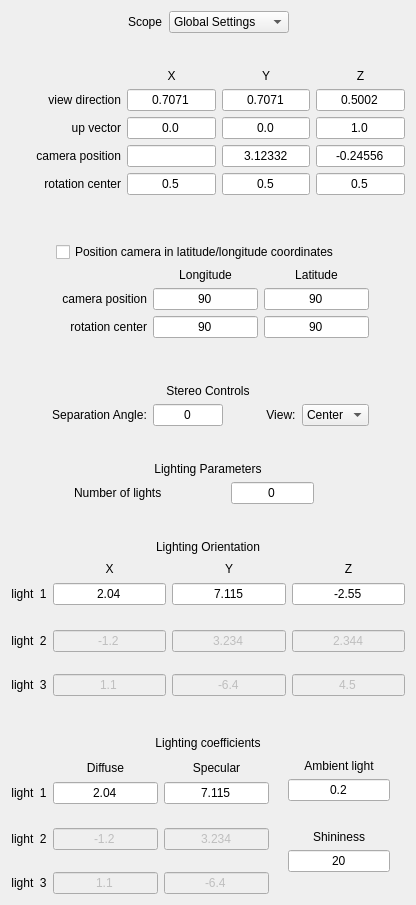
First picture: the form in apps/vaporgui/guis/ui/viztab.ui, repository yyr/vapor, before the edit.
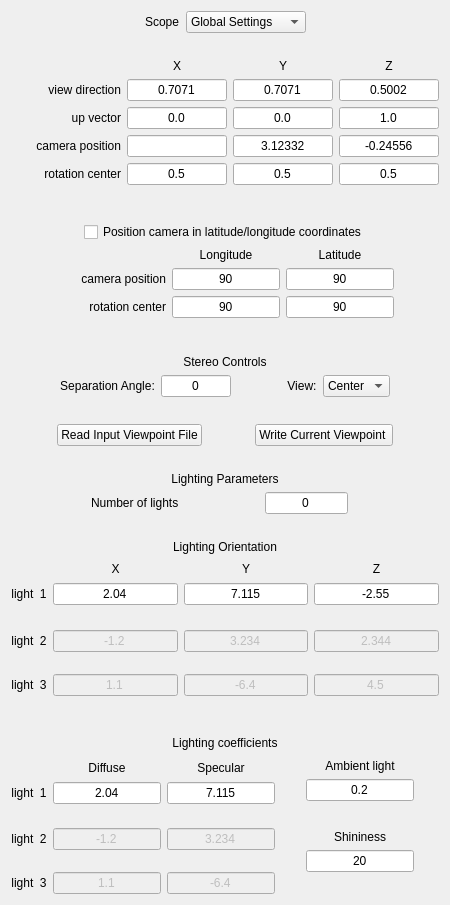
Second picture: the form after the edit.

The edit to the form file:
```diff
--- a/apps/vaporgui/guis/ui/viztab.ui
+++ b/apps/vaporgui/guis/ui/viztab.ui
@@ -6,7 +6,7 @@
    <rect>
     <x>0</x>
     <y>0</y>
-    <width>416</width>
+    <width>450</width>
     <height>905</height>
    </rect>
   </property>
@@ -40,7 +40,7 @@
 and the lights that illuminate the
 scene.</string>
   </property>
-  <layout class="QHBoxLayout" name="horizontalLayout">
+  <layout class="QHBoxLayout" name="horizontalLayout_2">
    <item>
     <layout class="QVBoxLayout" name="verticalLayout">
      <item>
@@ -1114,6 +1114,76 @@
        </property>
       </spacer>
      </item>
+     <item>
+      <layout class="QHBoxLayout" name="horizontalLayout">
+       <item>
+        <spacer name="horizontalSpacer">
+         <property name="orientation">
+          <enum>Qt::Horizontal</enum>
+         </property>
+         <property name="sizeHint" stdset="0">
+          <size>
+           <width>40</width>
+           <height>20</height>
+          </size>
+         </property>
+        </spacer>
+       </item>
+       <item>
+        <widget class="QPushButton" name="readViewpointsButton">
+         <property name="text">
+          <string>Read Input Viewpoint File</string>
+         </property>
+        </widget>
+       </item>
+       <item>
+        <spacer name="horizontalSpacer_2">
+         <property name="orientation">
+          <enum>Qt::Horizontal</enum>
+         </property>
+         <property name="sizeHint" stdset="0">
+          <size>
+           <width>40</width>
+           <height>20</height>
+          </size>
+         </property>
+        </spacer>
+       </item>
+       <item>
+        <widget class="QPushButton" name="writeViewpointButton">
+         <property name="text">
+          <string>Write Current Viewpoint </string>
+         </property>
+        </widget>
+       </item>
+       <item>
+        <spacer name="horizontalSpacer_3">
+         <property name="orientation">
+          <enum>Qt::Horizontal</enum>
+         </property>
+         <property name="sizeHint" stdset="0">
+          <size>
+           <width>40</width>
+           <height>20</height>
+          </size>
+         </property>
+        </spacer>
+       </item>
+      </layout>
+     </item>
+     <item>
+      <spacer name="verticalSpacer">
+       <property name="orientation">
+        <enum>Qt::Vertical</enum>
+       </property>
+       <property name="sizeHint" stdset="0">
+        <size>
+         <width>20</width>
+         <height>13</height>
+        </size>
+       </property>
+      </spacer>
+     </item>
      <item>
       <widget class="QLabel" name="textLabel3_3">
        <property name="text">
```
